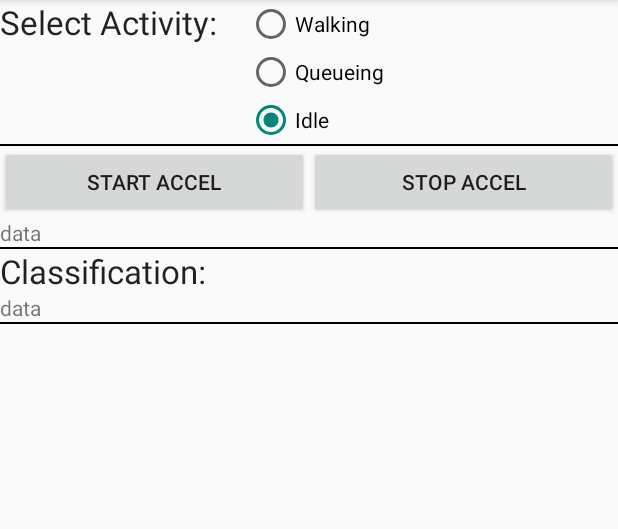
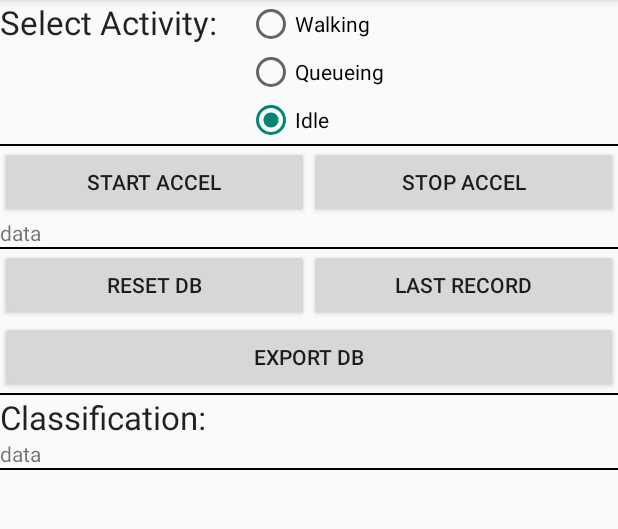
Before and after one commit to HesselM/IN4254-SmartPhoneSensing, an Android app: the screen it shows after launch (MainActivity), on a phone screen of 412 x 824 dp, the part 84-613 px from its top. Run offline under Robolectric (Android 15) with nearby library versions, the phone set to English and light mode, and no system bars.

Commit message:
added db-functions: export-to-sdcard and reset

```diff
--- a/FoodCourt/app/src/main/AndroidManifest.xml
+++ b/FoodCourt/app/src/main/AndroidManifest.xml
@@ -1,6 +1,8 @@
 <?xml version="1.0" encoding="utf-8"?>
 <manifest xmlns:android="http://schemas.android.com/apk/res/android"
     package="com.tudelft.teamawesome.foodcourt" >
+
+    <uses-permission android:name="android.permission.WRITE_EXTERNAL_STORAGE" />
 
     <application
         android:allowBackup="true"
--- a/FoodCourt/app/src/main/java/com/tudelft/teamawesome/foodcourt/Accelerometer.java
+++ b/FoodCourt/app/src/main/java/com/tudelft/teamawesome/foodcourt/Accelerometer.java
@@ -39,9 +39,9 @@ public class Accelerometer implements SensorEventListener {
     }
 
     //return run number
-    public int getRun(){
-        return run;
-    }
+    public int getRun(){ return run; }
+    public void setRun(int run){ this.run = run; }
+
 
     //start accelerometer
     public void start() {
--- a/FoodCourt/app/src/main/res/layout/activity_main.xml
+++ b/FoodCourt/app/src/main/res/layout/activity_main.xml
@@ -76,11 +76,55 @@
 
     </LinearLayout>
 
+
     <TextView
         android:id="@+id/txt_Accel"
         android:layout_width="match_parent"
         android:layout_height="wrap_content"
         android:text="@string/data"/>
+
+    <View
+        android:layout_width="wrap_content"
+        android:layout_height="1dp"
+        android:background="#000000" />
+
+    <LinearLayout
+        android:layout_width="match_parent"
+        android:layout_height="wrap_content"
+        android:orientation="horizontal">
+
+        <Button
+            android:id="@+id/btn_dbReset"
+            android:layout_weight=".5"
+            android:layout_width="0dp"
+            android:layout_height="wrap_content"
+            android:onClick="dbReset"
+            android:text="@string/dbReset" />
+
+        <Button
+            android:id="@+id/btn_dbLastData"
+            android:layout_weight=".5"
+            android:layout_width="0dp"
+            android:layout_height="wrap_content"
+            android:onClick="dbLastData"
+            android:text="@string/dbLastData" />
+
+    </LinearLayout>
+
+    <LinearLayout
+        android:layout_width="match_parent"
+        android:layout_height="wrap_content"
+        android:orientation="horizontal">
+
+        <Button
+            android:id="@+id/btn_dbExport"
+            android:layout_weight=".5"
+            android:layout_width="0dp"
+            android:layout_height="wrap_content"
+            android:onClick="dbExport"
+            android:text="@string/dbExport" />
+
+    </LinearLayout>
 
     <View
         android:layout_width="wrap_content"
--- a/FoodCourt/app/src/main/res/values/strings.xml
+++ b/FoodCourt/app/src/main/res/values/strings.xml
@@ -18,4 +18,10 @@
     <string name="data">data</string>
     <string name="tClassification">Classification:</string>
 
+    <!-- database -->
+    <string name="dbReset">Reset DB</string>
+    <string name="dbLastData">Last Record</string>
+    <string name="dbExport">Export DB</string>
+
+
 </resources>
```
Also changed, not shown: FoodCourt/app/src/main/java/com/tudelft/teamawesome/foodcourt/MainActivity.java (+18 -1 lines), FoodCourt/app/src/main/java/com/tudelft/teamawesome/foodcourt/dbAPI.java (+96 -4 lines), FoodCourt/app/src/main/java/com/tudelft/teamawesome/foodcourt/dbHelper.java (+7 -0 lines).
